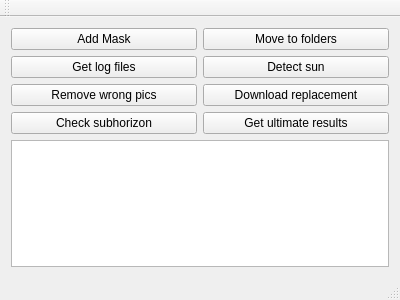
Qt form mainwindow.ui (szazdenes/Maskingfor1000Viking) before a commit.
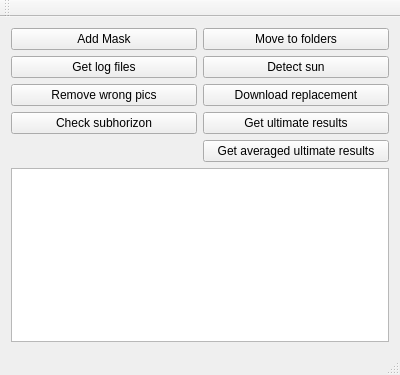
The same form after that commit.

Commit message: averaged ultimate results

```diff
--- a/mainwindow.ui
+++ b/mainwindow.ui
@@ -7,7 +7,7 @@
     <x>0</x>
     <y>0</y>
     <width>400</width>
-    <height>300</height>
+    <height>375</height>
    </rect>
   </property>
   <property name="windowTitle">
@@ -29,7 +29,7 @@
       </property>
      </widget>
     </item>
-    <item row="4" column="0" colspan="2">
+    <item row="5" column="0" colspan="2">
      <widget class="QListWidget" name="listWidget"/>
     </item>
     <item row="1" column="0">
@@ -74,6 +74,13 @@
       </property>
      </widget>
     </item>
+    <item row="4" column="1">
+     <widget class="QPushButton" name="averagedUltimateResultsPushButton">
+      <property name="text">
+       <string>Get averaged ultimate results</string>
+      </property>
+     </widget>
+    </item>
    </layout>
   </widget>
   <widget class="QMenuBar" name="menuBar">
```
Left out of the diff: 2 changed lines with no effect on the pictures. The commit also changes 2 other files.
